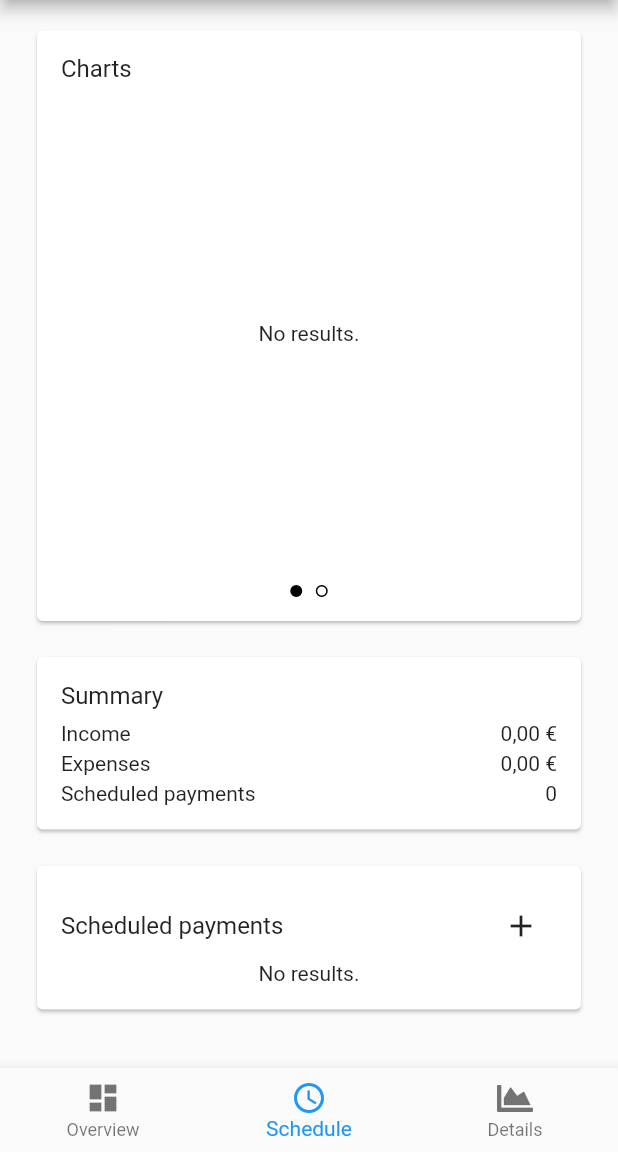
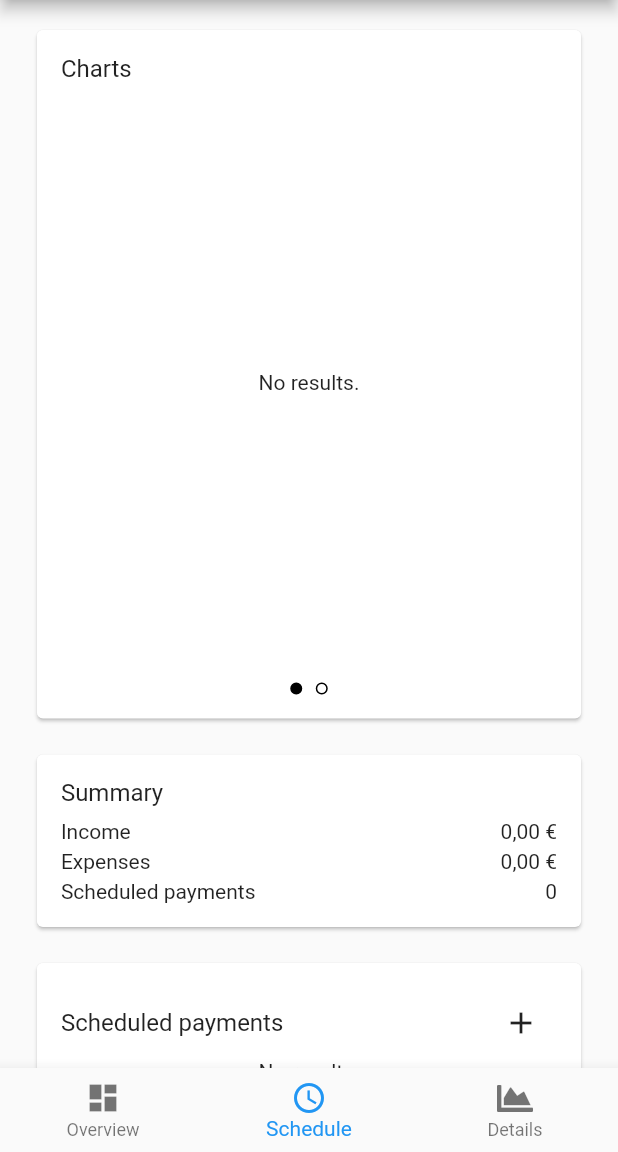
Before and after one commit to niels-hb/consilium, a Flutter app: the screen it shows once a user with an empty profile is signed in, item 2 of the bottom bar chosen, on a phone screen of 412 x 824 dp, the part 84-1236 px from its top. Run offline on Flutter 3.47's test engine with Material 2 defaults, Android fonts, the phone set to English and light mode, and no system bars; our stand-ins replace cloud_firestore, firebase_auth, firebase_core, fl_chart, flutter_typeahead, font_awesome_flutter and 1 more; missing offline and left inert: enum_to_string, firebase_auth_platform_interface; accounts and stored records are empty; generated files the repository leaves out were written again.

```diff
--- a/lib/pages/home/tabs/schedule.dart
+++ b/lib/pages/home/tabs/schedule.dart
@@ -154,7 +154,7 @@ class _ChartsCardState extends State<_ChartsCard> {
     return Column(
       children: <Widget>[
         ConstrainedBox(
-          constraints: const BoxConstraints(maxHeight: 335.0),
+          constraints: const BoxConstraints(maxHeight: 400.0),
           child: PageView(
             onPageChanged: (int page) {
               setState(() {
```
